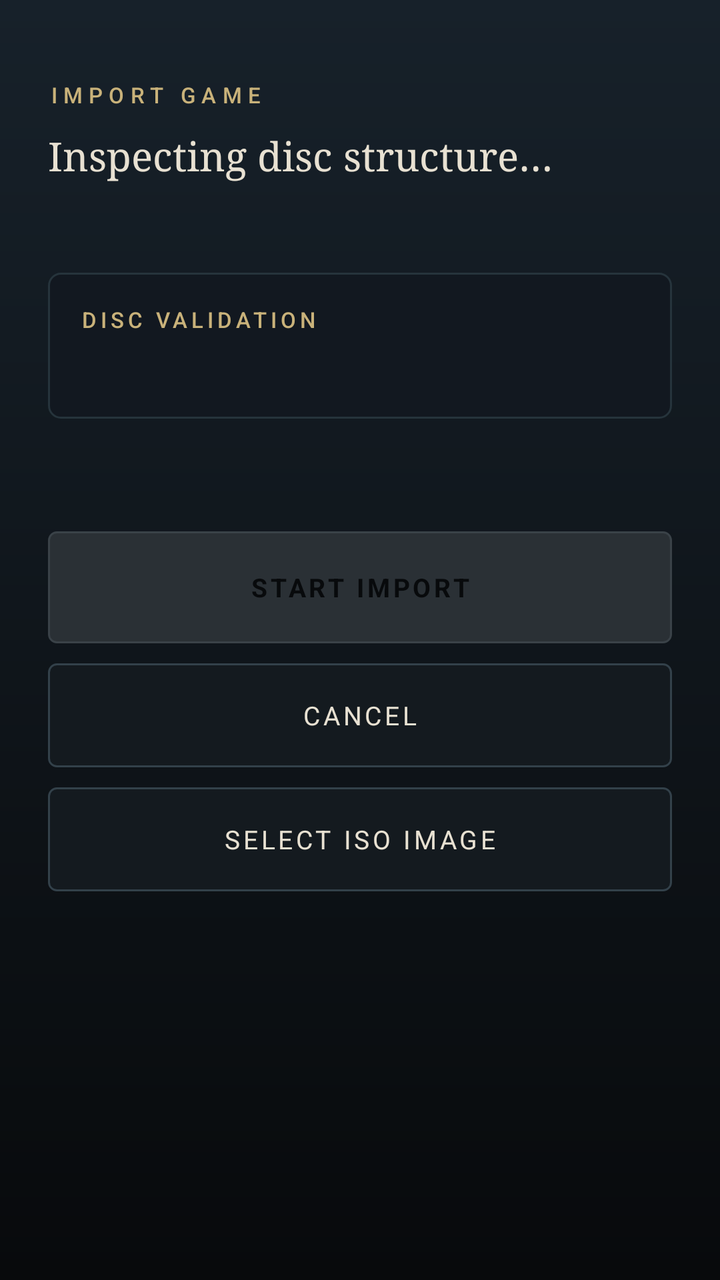
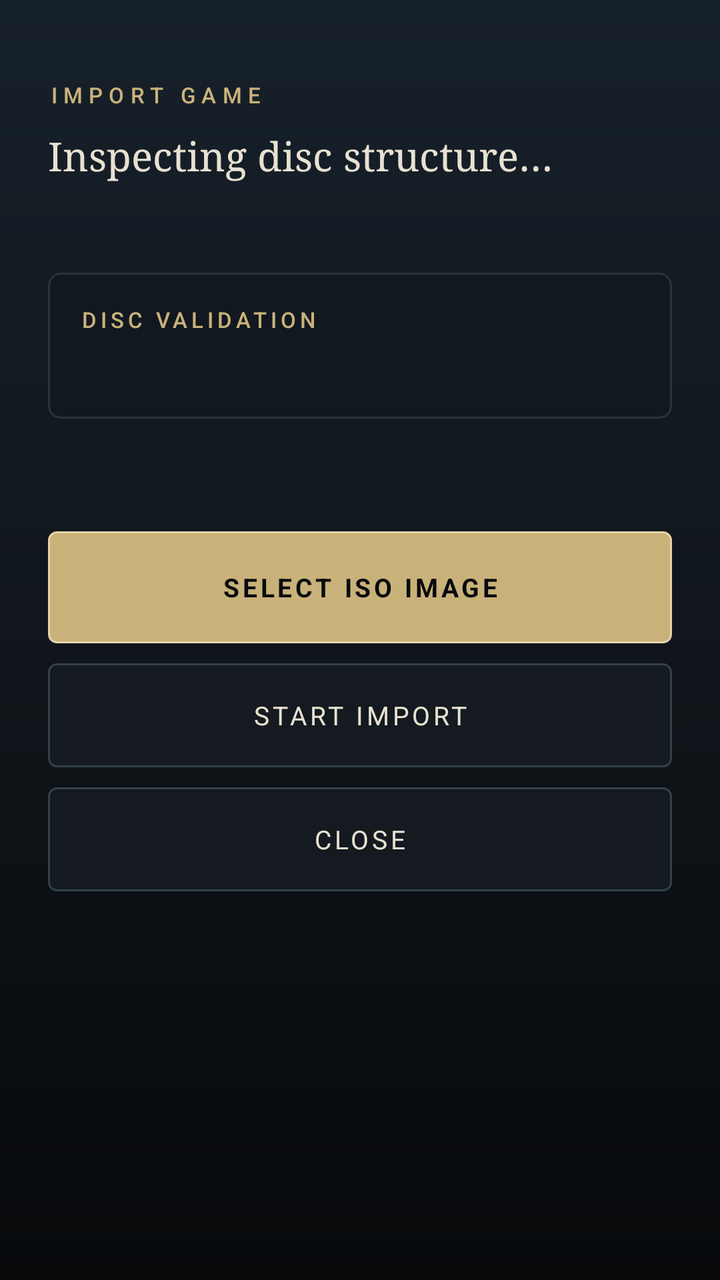

Screens rendered from an Android XML layout before and after an edit, with the pre-edit source and the edit as a unified diff.
<!-- AndroidManifest.xml: application theme Theme.PortSotC -->
<!-- res/layout/activity_import.xml -->
<?xml version="1.0" encoding="utf-8"?>
<ScrollView xmlns:android="http://schemas.android.com/apk/res/android"
    android:layout_width="match_parent"
    android:layout_height="match_parent"
    android:background="@drawable/bg_atmosphere"
    android:fillViewport="true">

    <LinearLayout
        android:layout_width="match_parent"
        android:layout_height="wrap_content"
        android:orientation="vertical"
        android:paddingStart="24dp"
        android:paddingTop="40dp"
        android:paddingEnd="24dp"
        android:paddingBottom="32dp">

        <TextView
            android:layout_width="wrap_content"
            android:layout_height="wrap_content"
            android:text="@string/import_title"
            style="@style/Text.Subtitle" />

        <TextView
            android:id="@+id/import_file_name"
            android:layout_width="match_parent"
            android:layout_height="wrap_content"
            android:layout_marginTop="10dp"
            android:textColor="@color/parchment"
            android:textSize="20sp"
            android:fontFamily="serif"
            android:text="@string/import_inspecting" />

        <TextView
            android:id="@+id/import_status"
            android:layout_width="match_parent"
            android:layout_height="wrap_content"
            android:layout_marginTop="8dp"
            android:textColor="@color/ash"
            android:textSize="13sp" />

        <ProgressBar
            android:id="@+id/import_progress"
            style="?android:attr/progressBarStyleHorizontal"
            android:layout_width="match_parent"
            android:layout_height="6dp"
            android:layout_marginTop="18dp"
            android:max="1000"
            android:progressTint="@color/bone_gold"
            android:progressBackgroundTint="@color/stone_edge"
            android:visibility="gone" />

        <TextView
            android:id="@+id/import_progress_text"
            android:layout_width="match_parent"
            android:layout_height="wrap_content"
            android:layout_marginTop="8dp"
            android:textColor="@color/muted"
            android:textSize="11sp"
            android:fontFamily="monospace"
            android:visibility="gone" />

        <LinearLayout
            android:id="@+id/import_details_card"
            android:layout_width="match_parent"
            android:layout_height="wrap_content"
            android:layout_marginTop="20dp"
            android:background="@drawable/bg_card"
            android:orientation="vertical"
            android:padding="16dp">

            <TextView
                android:layout_width="wrap_content"
                android:layout_height="wrap_content"
                android:text="DISC VALIDATION"
                style="@style/Text.Section" />

            <TextView
                android:id="@+id/import_details"
                android:layout_width="match_parent"
                android:layout_height="wrap_content"
                android:layout_marginTop="10dp"
                android:textColor="@color/ash"
                android:textSize="12sp"
                android:fontFamily="monospace"
                android:lineSpacingExtra="3dp" />
        </LinearLayout>

        <TextView
            android:id="@+id/import_messages"
            android:layout_width="match_parent"
            android:layout_height="wrap_content"
            android:layout_marginTop="16dp"
            android:textColor="@color/ash"
            android:textSize="12sp"
            android:lineSpacingExtra="4dp" />

        <Button
            android:id="@+id/button_import_start"
            style="@style/Widget.ActionButton.Primary"
            android:layout_width="match_parent"
            android:layout_height="56dp"
            android:layout_marginTop="24dp"
            android:text="@string/import_start"
            android:enabled="false" />

        <Button
            android:id="@+id/button_import_cancel"
            style="@style/Widget.ActionButton"
            android:layout_width="match_parent"
            android:layout_height="52dp"
            android:layout_marginTop="10dp"
            android:text="@string/import_cancel" />

        <Button
            android:id="@+id/button_import_choose"
            style="@style/Widget.ActionButton"
            android:layout_width="match_parent"
            android:layout_height="52dp"
            android:layout_marginTop="10dp"
            android:text="@string/import_choose" />
    </LinearLayout>
</ScrollView>
<!-- resources referenced by this layout -->
<resources>
  <color name="ash">#9AA3A8</color>
  <color name="bone_gold">#C9B27A</color>
  <color name="muted">#6F787D</color>
  <color name="parchment">#E8E1D2</color>
  <color name="stone_edge">#2E3A42</color>
  <!-- drawable bg_atmosphere (drawable) -->
  <?xml version="1.0" encoding="utf-8"?>
  <shape xmlns:android="http://schemas.android.com/apk/res/android">
      <gradient
          android:angle="270"
          android:endColor="#080A0C"
          android:startColor="#17212A"
          android:type="linear" />
  </shape>
  <!-- drawable bg_card (drawable) -->
  <?xml version="1.0" encoding="utf-8"?>
  <shape xmlns:android="http://schemas.android.com/apk/res/android">
      <corners android:radius="6dp" />
      <solid android:color="#121820" />
      <stroke
          android:width="1dp"
          android:color="#26343C" />
  </shape>
  <string name="import_cancel">CANCEL</string>
  <string name="import_choose">SELECT ISO IMAGE</string>
  <string name="import_inspecting">Inspecting disc structure…</string>
  <string name="import_start">START IMPORT</string>
  <string name="import_title">IMPORT GAME</string>
  <style name="Text.Section">
          <item name="android:textColor">@color/bone_gold</item>
          <item name="android:textSize">11sp</item>
          <item name="android:letterSpacing">0.18</item>
          <item name="android:fontFamily">sans-serif-medium</item>
      </style>
  <style name="Text.Subtitle">
          <item name="android:textColor">@color/bone_gold</item>
          <item name="android:textSize">11sp</item>
          <item name="android:letterSpacing">0.28</item>
          <item name="android:fontFamily">sans-serif-medium</item>
      </style>
  <style name="Widget.ActionButton" parent="android:Widget.Material.Button">
          <item name="android:background">@drawable/bg_button_secondary</item>
          <item name="android:textColor">@color/parchment</item>
          <item name="android:textSize">13sp</item>
          <item name="android:letterSpacing">0.12</item>
          <item name="android:minHeight">52dp</item>
          <item name="android:stateListAnimator">@null</item>
      </style>
  <style name="Widget.ActionButton.Primary">
          <item name="android:background">@drawable/bg_button_primary</item>
          <item name="android:textColor">@color/void_black</item>
          <item name="android:textStyle">bold</item>
      </style>
  <style name="Theme.PortSotC" parent="android:Theme.Material.NoActionBar">
          <item name="android:windowBackground">@color/void_black</item>
          <item name="android:colorAccent">@color/bone_gold</item>
          <item name="android:statusBarColor">@color/void_black</item>
          <item name="android:navigationBarColor">@color/void_black</item>
          <item name="android:windowLightStatusBar">false</item>
          <item name="android:windowLightNavigationBar">false</item>
          <item name="android:textColorPrimary">@color/parchment</item>
          <item name="android:textColorSecondary">@color/ash</item>
          <item name="android:fontFamily">sans-serif</item>
      </style>
  <!-- drawable bg_button_secondary (drawable) -->
  <?xml version="1.0" encoding="utf-8"?>
  <selector xmlns:android="http://schemas.android.com/apk/res/android">
      <item android:state_pressed="true">
          <shape>
              <corners android:radius="4dp" />
              <solid android:color="#202930" />
              <stroke
                  android:width="1dp"
                  android:color="#C9B27A" />
          </shape>
      </item>
      <item>
          <shape>
              <corners android:radius="4dp" />
              <solid android:color="#141A1F" />
              <stroke
                  android:width="1dp"
                  android:color="#33414A" />
          </shape>
      </item>
  </selector>
  <color name="void_black">#080A0C</color>
  <!-- unchanged entries left out for length: 1 -->
</resources>

<!-- the commit's change to res/layout/activity_import.xml (unified diff, before → after) -->
@@ -95,11 +95,19 @@
             android:lineSpacingExtra="4dp" />
 
         <Button
-            android:id="@+id/button_import_start"
+            android:id="@+id/button_import_choose"
             style="@style/Widget.ActionButton.Primary"
             android:layout_width="match_parent"
             android:layout_height="56dp"
             android:layout_marginTop="24dp"
+            android:text="@string/import_choose" />
+
+        <Button
+            android:id="@+id/button_import_start"
+            style="@style/Widget.ActionButton"
+            android:layout_width="match_parent"
+            android:layout_height="52dp"
+            android:layout_marginTop="10dp"
             android:text="@string/import_start"
             android:enabled="false" />
 
@@ -109,14 +117,6 @@
             android:layout_width="match_parent"
             android:layout_height="52dp"
             android:layout_marginTop="10dp"
-            android:text="@string/import_cancel" />
-
-        <Button
-            android:id="@+id/button_import_choose"
-            style="@style/Widget.ActionButton"
-            android:layout_width="match_parent"
-            android:layout_height="52dp"
-            android:layout_marginTop="10dp"
-            android:text="@string/import_choose" />
+            android:text="@string/import_close" />
     </LinearLayout>
 </ScrollView>
<!-- resource entries referenced after the edit -->
@@ -23,8 +23,8 @@
           android:width="1dp"
           android:color="#26343C" />
   </shape>
-  <string name="import_cancel">CANCEL</string>
   <string name="import_choose">SELECT ISO IMAGE</string>
+  <string name="import_close">CLOSE</string>
   <string name="import_inspecting">Inspecting disc structure…</string>
   <string name="import_start">START IMPORT</string>
   <string name="import_title">IMPORT GAME</string>
